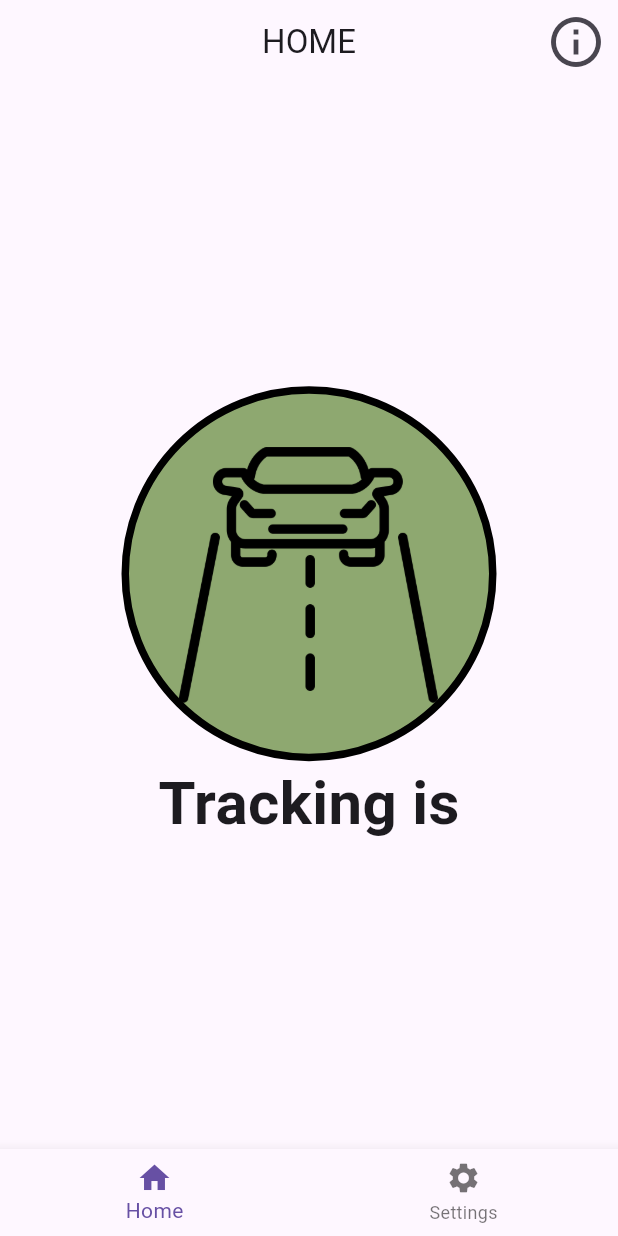
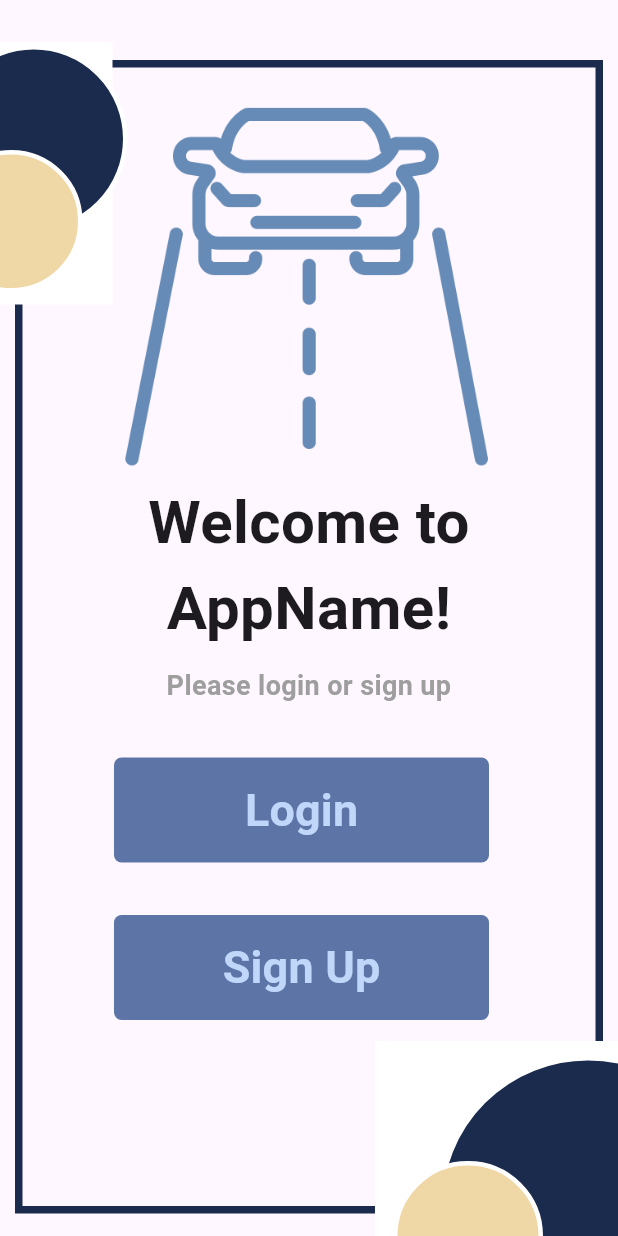
Before and after one commit to xBuki/Senior-Design-Demo-App, a Flutter app: the screen it shows after launch, on a phone screen of 412 x 824 dp. Run offline on Flutter 3.47's test engine with Material 3 defaults, Android fonts, the phone set to English and light mode, and no system bars; our stand-ins replace firebase_auth, firebase_core; accounts and stored records are empty.

Commit message:
quick updates

```diff
--- a/demo_app/lib/main.dart
+++ b/demo_app/lib/main.dart
@@ -1,7 +1,4 @@
-import 'package:demo_app/pages/home_page.dart';
-import 'package:demo_app/pages/login_page.dart';
-import 'package:demo_app/pages/main_home_page.dart';
-import 'package:demo_app/pages/sign_up_page.dart';
+import 'package:demo_app/pages/homepage_page.dart';
 import 'package:demo_app/pages/welcome_page.dart';
 import 'package:flutter/material.dart';
 import 'package:firebase_core/firebase_core.dart';
@@ -20,7 +17,7 @@ class MyApp extends StatelessWidget {
   Widget build(BuildContext context) {
     return const MaterialApp(
       title: 'App Name',
-      home: MainHomePage(),
+      home: WelcomePageNew(),
     );
   }
 }
--- a/demo_app/lib/pages/login_page.dart
+++ b/demo_app/lib/pages/login_page.dart
@@ -1,6 +1,6 @@
 import 'package:demo_app/pages/feed_page.dart';
 import 'package:demo_app/pages/home_page.dart';
-import 'package:demo_app/pages/welcome_page.dart';
+import 'package:demo_app/pages/old_welcome_page.dart';
 import 'package:firebase_auth/firebase_auth.dart';
 import 'package:flutter/material.dart';
 
--- a/demo_app/lib/pages/sign_up_page.dart
+++ b/demo_app/lib/pages/sign_up_page.dart
@@ -1,7 +1,7 @@
 import 'package:demo_app/pages/home_page.dart';
 import 'package:demo_app/pages/sign_up_consumer.dart';
 import 'package:demo_app/pages/sign_up_physician.dart';
-import 'package:demo_app/pages/welcome_page.dart';
+import 'package:demo_app/pages/old_welcome_page.dart';
 import 'package:flutter/material.dart';
 
 class SignUpPage extends StatelessWidget {
--- a/demo_app/lib/pages/welcome_page.dart
+++ b/demo_app/lib/pages/welcome_page.dart
@@ -1,104 +1,225 @@
-import 'package:demo_app/pages/sign_up_page.dart';
+import 'package:demo_app/utilities/color_constants.dart';
 import 'package:flutter/material.dart';
 
-class WelcomePage extends StatelessWidget {
-  const WelcomePage({super.key});
+class WelcomePageNew extends StatelessWidget {
+  const WelcomePageNew({super.key});
 
   @override
   Widget build(BuildContext context) {
-    return MaterialApp(
-      home: Scaffold(
-        body: Center(
-          child: Column(
-            mainAxisAlignment: MainAxisAlignment.center,
-            children: [
-              Container(
-                width: 250,
-                height: 250,
+    return Scaffold(
+      body: Stack(
+        children: [
+          // This belongs to the border.
+          Positioned(
+            child: Padding(
+              padding: const EdgeInsets.only(
+                  top: 40, bottom: 15, right: 10, left: 10),
+              child: Container(
                 decoration: BoxDecoration(
-                    shape: BoxShape.circle,
-                    color: const Color.fromARGB(255, 142, 168, 112),
-                    border: Border.all(
-                      color: Colors.black,
-                      width: 5.0,
-                    )),
-                child: Center(
-                  child: Image.asset(
-                    'assets/images/car-road-logo.png',
-                    height: 200,
+                  border: Border.all(
+                    color: kDarkBlue,
+                    width: 5,
                   ),
                 ),
               ),
-              const SizedBox(height: 90),
-              const Text(
-                'Welcome to Appname',
-                style: TextStyle(
-                  fontWeight: FontWeight.bold,
-                  fontSize: 35,
+            ),
+          ),
+          // This is that invisible rectangle at the top left.
+          Positioned(
+            top: 28,
+            left: -100,
+            child: Container(
+              height: 175,
+              width: 175,
+              decoration: const BoxDecoration(
+                color: Color.fromARGB(255, 255, 255, 255),
+                shape: BoxShape.rectangle,
+              ),
+            ),
+          ),
+          // This is that invisible rectangle at the bottom right.
+          Positioned(
+            bottom: -45,
+            right: -13,
+            child: Container(
+              height: 175,
+              width: 175,
+              decoration: const BoxDecoration(
+                color: Colors.white,
+                shape: BoxShape.rectangle,
+              ),
+            ),
+          ),
+          // This is for the blue ball-top left.
+          Positioned(
+            top: 30.0,
+            left: -40.0,
+            child: Container(
+              height: 125,
+              width: 125,
+              decoration: BoxDecoration(
+                color: kDarkBlue,
+                shape: BoxShape.circle,
+                border: Border.all(
+                  color: Colors.white,
+                  width: 3.0,
                 ),
               ),
-              const SizedBox(height: 10),
-              const Text(
-                'Please sign in or sign up to continue',
-                style: TextStyle(
-                  fontSize: 20,
-                  color: Colors.grey,
+            ),
+          ),
+          // This is for the beige ball-top left.
+          Positioned(
+            top: 100.0,
+            left: -40.0,
+            child: Container(
+              height: 95,
+              width: 95,
+              decoration: BoxDecoration(
+                color: kBeige,
+                shape: BoxShape.circle,
+                border: Border.all(
+                  color: Colors.white,
+                  width: 3.0,
                 ),
               ),
-              const SizedBox(height: 60),
-              SizedBox(
-                height: 70,
-                width: 250,
-                child: FilledButton(
-                  onPressed: () {},
-                  style: FilledButton.styleFrom(
-                    backgroundColor: const Color.fromARGB(255, 202, 202, 202),
-                    shape: RoundedRectangleBorder(
-                      borderRadius: BorderRadius.circular(5.0),
+            ),
+          ),
+          // This is for the blue ball-bottom right.
+          Positioned(
+            bottom: -80.0,
+            right: -80.0,
+            child: Container(
+              height: 200,
+              width: 200,
+              decoration: BoxDecoration(
+                color: kDarkBlue,
+                shape: BoxShape.circle,
+                border: Border.all(
+                  color: Colors.white,
+                  width: 3.0,
+                ),
+              ),
+            ),
+          ),
+          // This is for the beige ball-bottom right.
+          Positioned(
+            bottom: -50.0,
+            right: 50.0,
+            child: Container(
+              height: 100,
+              width: 100,
+              decoration: BoxDecoration(
+                color: kBeige,
+                shape: BoxShape.circle,
+                border: Border.all(
+                  color: Colors.white,
+                  width: 3.0,
+                ),
+              ),
+            ),
+          ),
+          Positioned(
+            top: 50.0,
+            right: 67,
+            child: Center(
+              child: Column(
+                mainAxisAlignment: MainAxisAlignment.center,
+                children: [
+                  Container(
+                    child: ColorFiltered(
+                      colorFilter: const ColorFilter.mode(
+                        Color.fromARGB(255, 103, 139, 183),
+                        BlendMode.srcIn,
+                      ),
+                      child: Image.asset(
+                        'assets/images/car-road-logo.png',
+                        height: 280,
+                      ),
                     ),
                   ),
-                  child: const Text(
-                    'Login',
+                ],
+              ),
+            ),
+          ),
+          const Align(
+            alignment: Alignment.center,
+            child: Padding(
+              padding: const EdgeInsets.only(top: 320),
+              child: Column(
+                children: [
+                  Text(
+                    'Welcome to AppName!',
+                    textAlign: TextAlign.center,
                     style: TextStyle(
                       fontWeight: FontWeight.bold,
-                      color: Colors.black,
-                      fontSize: 30.0,
+                      fontSize: 40.0,
                     ),
+                  ),
+                  SizedBox(
+                    height: 10,
+                  ),
+                  Text(
+                    'Please login or sign up',
+                    textAlign: TextAlign.center,
+                    style: TextStyle(
+                      fontWeight: FontWeight.bold,
+                      fontSize: 18,
+                      color: Colors.grey,
+                    ),
+                  )
+                ],
+              ),
+            ),
+          ),
+          Padding(
+            padding: const EdgeInsets.only(top: 505, left: 76),
+            child: SizedBox(
+              height: 70,
+              width: 250,
+              child: FilledButton(
+                onPressed: () {},
+                style: FilledButton.styleFrom(
+                  backgroundColor: kLightBlue,
+                  shape: RoundedRectangleBorder(
+                    borderRadius: BorderRadius.circular(5.0),
+                  ),
+                ),
+                child: Text(
+                  'Login',
+                  style: TextStyle(
+                    fontWeight: FontWeight.bold,
+                    color: kBabyBlue,
+                    fontSize: 30.0,
                   ),
                 ),
               ),
-              const SizedBox(height: 20),
-              SizedBox(
-                height: 70,
-                width: 250,
-                child: FilledButton(
-                  onPressed: () {
-                    Navigator.push(
-                      context,
-                      MaterialPageRoute(
-                        builder: (context) => const SignUpPage(),
-                      ),
-                    );
-                  },
-                  style: FilledButton.styleFrom(
-                    backgroundColor: const Color.fromARGB(255, 202, 202, 202),
-                    shape: RoundedRectangleBorder(
-                      borderRadius: BorderRadius.circular(5.0),
-                    ),
+            ),
+          ),
+          Padding(
+            padding: const EdgeInsets.only(top: 610, left: 76),
+            child: SizedBox(
+              height: 70,
+              width: 250,
+              child: FilledButton(
+                onPressed: () {},
+                style: FilledButton.styleFrom(
+                  backgroundColor: kLightBlue,
+                  shape: RoundedRectangleBorder(
+                    borderRadius: BorderRadius.circular(5.0),
                   ),
-                  child: const Text(
-                    'Sign up',
-                    style: TextStyle(
-                      fontWeight: FontWeight.bold,
-                      color: Colors.black,
-                      fontSize: 30.0,
-                    ),
+                ),
+                child: Text(
+                  'Sign Up',
+                  style: TextStyle(
+                    fontWeight: FontWeight.bold,
+                    fontSize: 30.0,
+                    color: kBabyBlue,
                   ),
                 ),
               ),
-            ],
+            ),
           ),
-        ),
+        ],
       ),
     );
   }
--- /dev/null
+++ b/demo_app/lib/utilities/color_constants.dart
@@ -0,0 +1,9 @@
+import 'dart:ui';
+
+Color kDarkBlue = const Color.fromARGB(255, 26, 43, 78);
+
+Color kBabyBlue = const Color.fromARGB(255, 192, 215, 250);
+
+Color kLightBlue = const Color.fromARGB(255, 92, 117, 166);
+
+Color kBeige = const Color.fromARGB(255, 240, 215, 166);
--- a/demo_app/pubspec.yaml
+++ b/demo_app/pubspec.yaml
@@ -65,8 +65,7 @@ flutter:
   assets:
     - assets/images/car-logo.png
     - assets/images/car-road-logo.png
-    - assets/images/map-feed-image.jpeg
-    - assets/images/doctor-icon.jpg
+    - assets/images/physician-icon.png
     - assets/images/person-icon.jpeg
     - assets/images/consumer-icon.png
 
```
Also changed, not shown: demo_app/lib/pages/homepage_page.dart (added, +85 -0 lines), demo_app/lib/pages/old_welcome_page.dart (added, +105 -0 lines), demo_app/assets/images/physician-icon.png (added).
